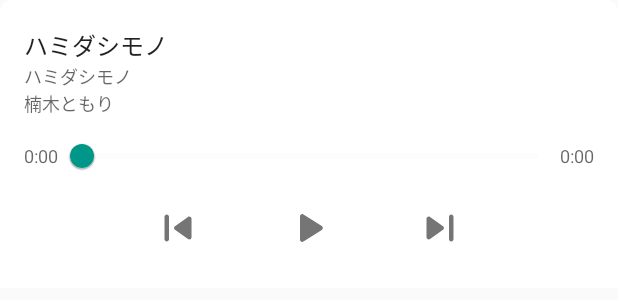
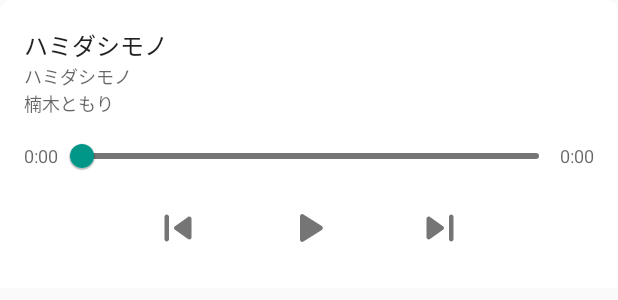
Before and after one commit to rakuishi/music-android, an Android app: the layout view_music_player.xml on its own in the app's theme, with its tools: preview values and no code run, on a phone screen of 412 x 824 dp. Shown: the top 300 px of the screen. Run offline under Robolectric (Android 15) with nearby library versions, the phone set to English and light mode, and no system bars; network calls fail.

Commit message:
Update layout

```diff
--- a/app/src/main/res/layout/list_item_album.xml
+++ b/app/src/main/res/layout/list_item_album.xml
@@ -26,6 +26,8 @@
         android:layout_height="wrap_content"
         android:layout_centerVertical="true"
         android:layout_toStartOf="@+id/artworkImageView"
+        android:gravity="center_vertical"
+        android:minHeight="@dimen/artwork"
         android:orientation="vertical">
 
         <androidx.appcompat.widget.AppCompatTextView
--- a/app/src/main/res/layout/view_music_player.xml
+++ b/app/src/main/res/layout/view_music_player.xml
@@ -36,6 +36,8 @@
             android:layout_height="wrap_content"
             android:layout_centerVertical="true"
             android:layout_toLeftOf="@+id/artworkImageView"
+            android:gravity="center_vertical"
+            android:minHeight="@dimen/artwork"
             android:orientation="vertical">
 
             <androidx.appcompat.widget.AppCompatTextView
@@ -84,7 +86,9 @@
             app:thumbColor="@color/colorAccent"
             app:thumbRadius="8dp"
             app:tickColorActive="@android:color/transparent"
-            app:trackColorActive="@color/colorAccent" />
+            app:tickColorInactive="@android:color/transparent"
+            app:trackColorActive="@color/colorAccent"
+            app:trackColorInactive="@color/colorForegroundDisabled" />
 
         <androidx.appcompat.widget.AppCompatTextView
             android:id="@+id/remainingPositionTextView"
```
